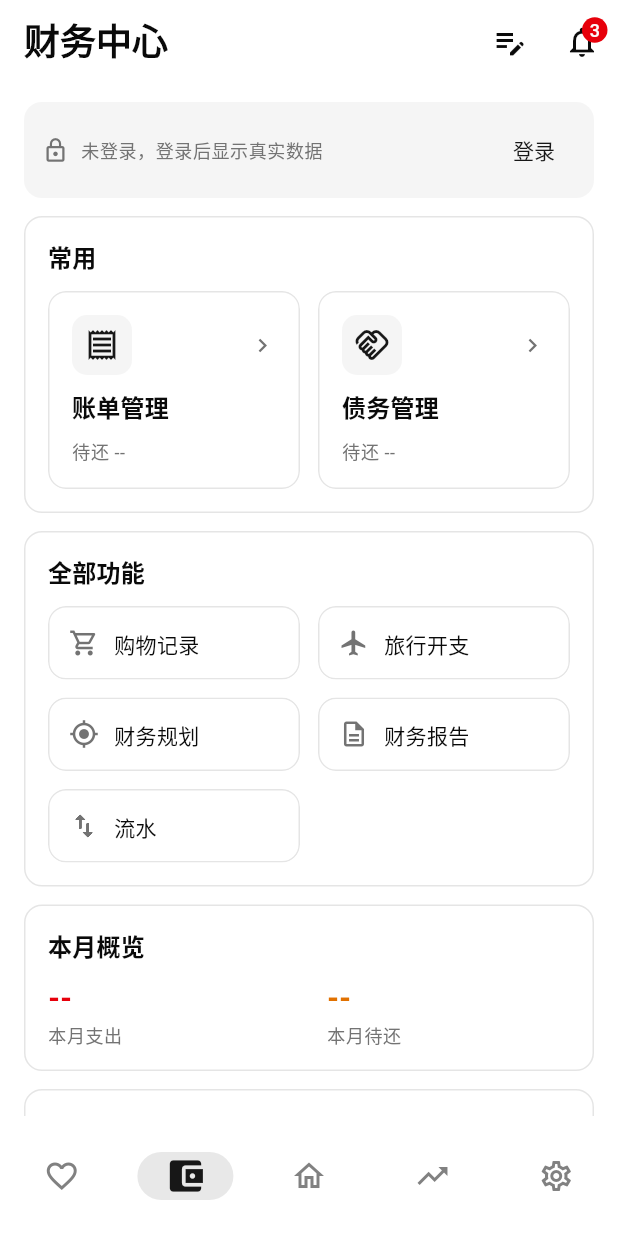
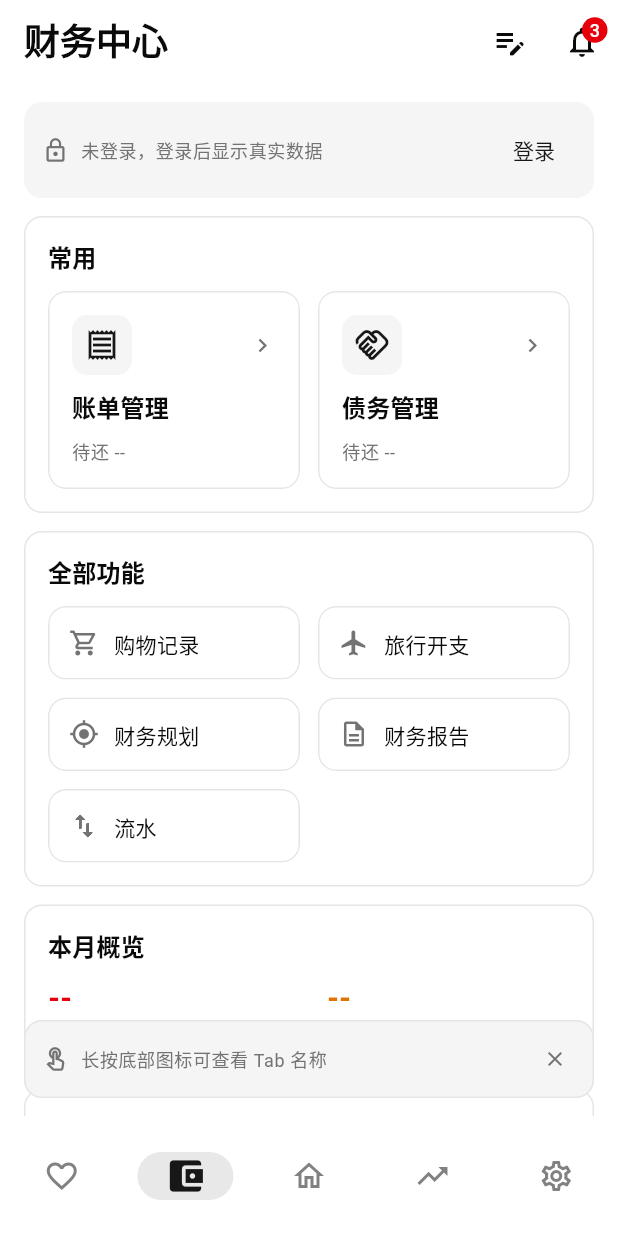
Before and after one commit to ZeroOneCN/LifeOS2, a Flutter app: the first screen one second after launch, on a phone screen of 412 x 824 dp. Run offline on Flutter 3.47's test engine with Material 3 defaults, Android fonts, the phone set to English and light mode, and no system bars; our stand-ins replace dio, flutter_secure_storage, go_router, shared_preferences; accounts and stored records are empty.

Commit message:
feat(mobile): 底部 Tab 隐藏文字并支持长按看全称（A1）
NavigationBar 使用 alwaysHide 只留图标；五个 destination 带 tooltip，长按约 400ms 出气泡、松手即隐且不切换 Tab；首次启动给 6 秒一次性轻提示说明长按可看名称，用 ui.tab_long_press_hint_shown 去重。

```diff
--- a/mobile/lib/core/storage/preferences_service.dart
+++ b/mobile/lib/core/storage/preferences_service.dart
@@ -10,6 +10,7 @@ class PreferencesService {
   final SharedPreferences _prefs;
 
   static const String _baseUrlKey = 'server.base_url';
+  static const String _tabHintKey = 'ui.tab_long_press_hint_shown';
 
   /// 创建实例；必须在 `runApp` 之前 await 完成。
   static Future<PreferencesService> create() async {
@@ -24,4 +25,11 @@ class PreferencesService {
   Future<void> setBaseUrl(String value) async {
     await _prefs.setString(_baseUrlKey, value);
   }
+
+  /// 底部 Tab「长按看名称」的一次性提示是否已展示过。
+  bool get tabHintShown => _prefs.getBool(_tabHintKey) ?? false;
+
+  Future<void> markTabHintShown() async {
+    await _prefs.setBool(_tabHintKey, true);
+  }
 }
--- a/mobile/lib/features/shell/app_shell.dart
+++ b/mobile/lib/features/shell/app_shell.dart
@@ -1,58 +1,179 @@
+import 'dart:async';
+
 import 'package:flutter/material.dart';
 import 'package:go_router/go_router.dart';
+
+import '../../core/app_scope.dart';
+import '../../core/storage/preferences_service.dart';
 
 /// 五 Tab 外壳：唯一一级导航。
 ///
 /// - `StatefulShellRoute.indexedStack` 为每个分支保留独立 Navigator 栈；
 /// - 切 Tab 只切 index，不重建分支；
-/// - 重按当前 Tab → `initialLocation: true` 回到该分支根页（方案要求）。
-class AppShell extends StatelessWidget {
+/// - 重按当前 Tab → `initialLocation: true` 回到该分支根页（方案要求）；
+/// - 底部常态只显示图标（`labelBehavior: alwaysHide`），长按图标时由
+///   [NavigationDestination.tooltip] 弹出该 Tab 全称；
+/// - 首次进入时给一次轻提示「长按图标可看名称」，持久化后不再出现。
+class AppShell extends StatefulWidget {
   const AppShell({super.key, required this.navigationShell});
 
   final StatefulNavigationShell navigationShell;
 
+  @override
+  State<AppShell> createState() => _AppShellState();
+}
+
+class _AppShellState extends State<AppShell> {
+  /// 图标常显、文字隐藏；`tooltip` 提供长按时的全称。
   static const List<NavigationDestination> _destinations =
       <NavigationDestination>[
     NavigationDestination(
       icon: Icon(Icons.favorite_border),
       selectedIcon: Icon(Icons.favorite),
       label: '健康',
+      tooltip: '健康中心',
     ),
     NavigationDestination(
       icon: Icon(Icons.account_balance_wallet_outlined),
       selectedIcon: Icon(Icons.account_balance_wallet),
       label: '财务',
+      tooltip: '财务中心',
     ),
     NavigationDestination(
       icon: Icon(Icons.home_outlined),
       selectedIcon: Icon(Icons.home),
       label: '生活',
+      tooltip: '生活中心',
     ),
     NavigationDestination(
       icon: Icon(Icons.trending_up),
       label: '投资',
+      tooltip: '投资中心',
     ),
     NavigationDestination(
       icon: Icon(Icons.settings_outlined),
       selectedIcon: Icon(Icons.settings),
       label: '设置',
+      tooltip: '设置',
     ),
   ];
+
+  bool _showHint = false;
+  Timer? _hintTimer;
+
+  @override
+  void initState() {
+    super.initState();
+    WidgetsBinding.instance.addPostFrameCallback((_) => _maybeShowHint());
+  }
+
+  @override
+  void dispose() {
+    _hintTimer?.cancel();
+    super.dispose();
+  }
+
+  /// 只在首次进入时展示一次「长按看名称」的轻提示（不弹模态）。
+  void _maybeShowHint() {
+    if (!mounted) {
+      return;
+    }
+    final PreferencesService prefs = AppScope.of(context).preferences;
+    if (prefs.tabHintShown) {
+      return;
+    }
+    prefs.markTabHintShown();
+    setState(() => _showHint = true);
+    _hintTimer = Timer(const Duration(seconds: 6), _hideHint);
+  }
+
+  void _hideHint() {
+    _hintTimer?.cancel();
+    _hintTimer = null;
+    if (mounted && _showHint) {
+      setState(() => _showHint = false);
+    }
+  }
 
   @override
   Widget build(BuildContext context) {
     return Scaffold(
-      body: navigationShell,
-      bottomNavigationBar: NavigationBar(
-        selectedIndex: navigationShell.currentIndex,
-        destinations: _destinations,
-        onDestinationSelected: (int index) {
-          navigationShell.goBranch(
-            index,
-            initialLocation: index == navigationShell.currentIndex,
-          );
-        },
+      body: Stack(
+        children: <Widget>[
+          widget.navigationShell,
+          if (_showHint)
+            Positioned(
+              left: 16,
+              right: 16,
+              bottom: 12,
+              child: _TabHintBanner(onClose: _hideHint),
+            ),
+        ],
+      ),
+      bottomNavigationBar: TooltipTheme(
+        data: const TooltipThemeData(
+          // 长按约 400ms 出气泡；松手后 350ms 内消失，避免气泡挡住内容。
+          waitDuration: Duration(milliseconds: 400),
+          showDuration: Duration(milliseconds: 350),
+          exitDuration: Duration(milliseconds: 80),
+        ),
+        child: NavigationBar(
+          selectedIndex: widget.navigationShell.currentIndex,
+          destinations: _destinations,
+          onDestinationSelected: (int index) {
+            widget.navigationShell.goBranch(
+              index,
+              initialLocation: index == widget.navigationShell.currentIndex,
+            );
+          },
+        ),
       ),
     );
   }
 }
+
+/// 一次性轻提示：说明「长按图标可看名称」。
+class _TabHintBanner extends StatelessWidget {
+  const _TabHintBanner({required this.onClose});
+
+  final VoidCallback onClose;
+
+  @override
+  Widget build(BuildContext context) {
+    final ThemeData theme = Theme.of(context);
+    return Material(
+      color: theme.colorScheme.surfaceContainerHigh,
+      shape: RoundedRectangleBorder(
+        borderRadius: BorderRadius.circular(12),
+        side: BorderSide(color: theme.colorScheme.outline),
+      ),
+      child: Padding(
+        padding: const EdgeInsets.fromLTRB(12, 6, 6, 6),
+        child: Row(
+          spacing: 8,
+          children: <Widget>[
+            Icon(
+              Icons.touch_app_outlined,
+              size: 18,
+              color: theme.colorScheme.onSurfaceVariant,
+            ),
+            Expanded(
+              child: Text(
+                '长按底部图标可查看 Tab 名称',
+                style: theme.textTheme.bodySmall?.copyWith(
+                  color: theme.colorScheme.onSurfaceVariant,
+                ),
+              ),
+            ),
+            IconButton(
+              tooltip: '知道了',
+              visualDensity: VisualDensity.compact,
+              icon: const Icon(Icons.close, size: 16),
+              onPressed: onClose,
+            ),
+          ],
+        ),
+      ),
+    );
+  }
+}
```
